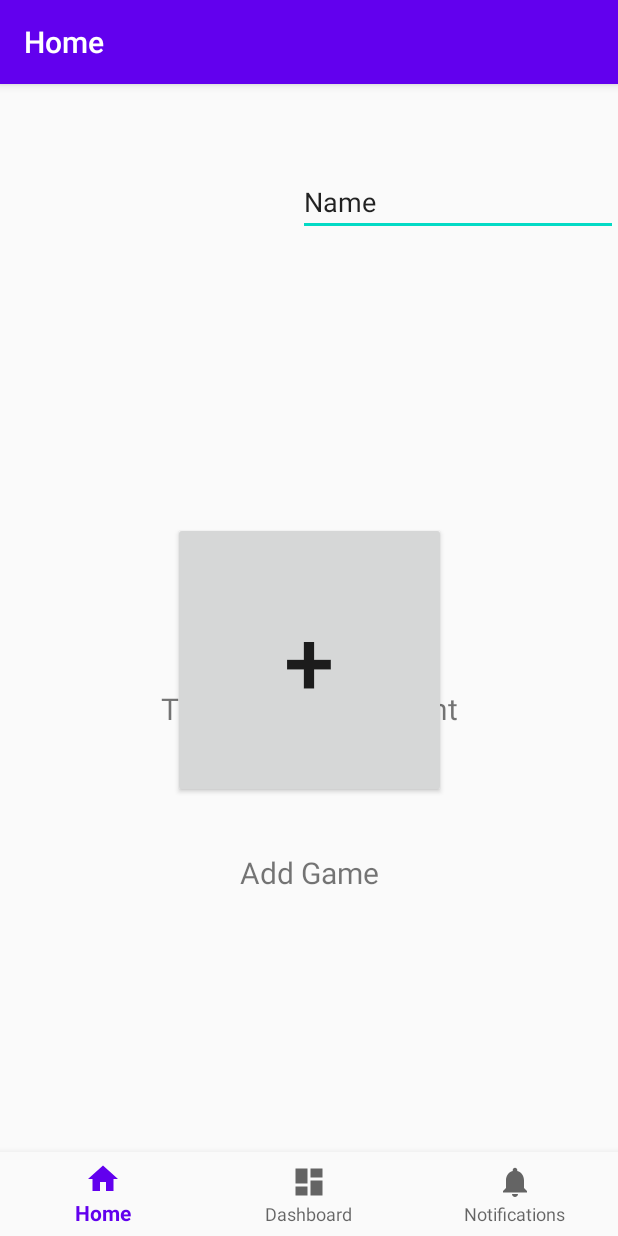
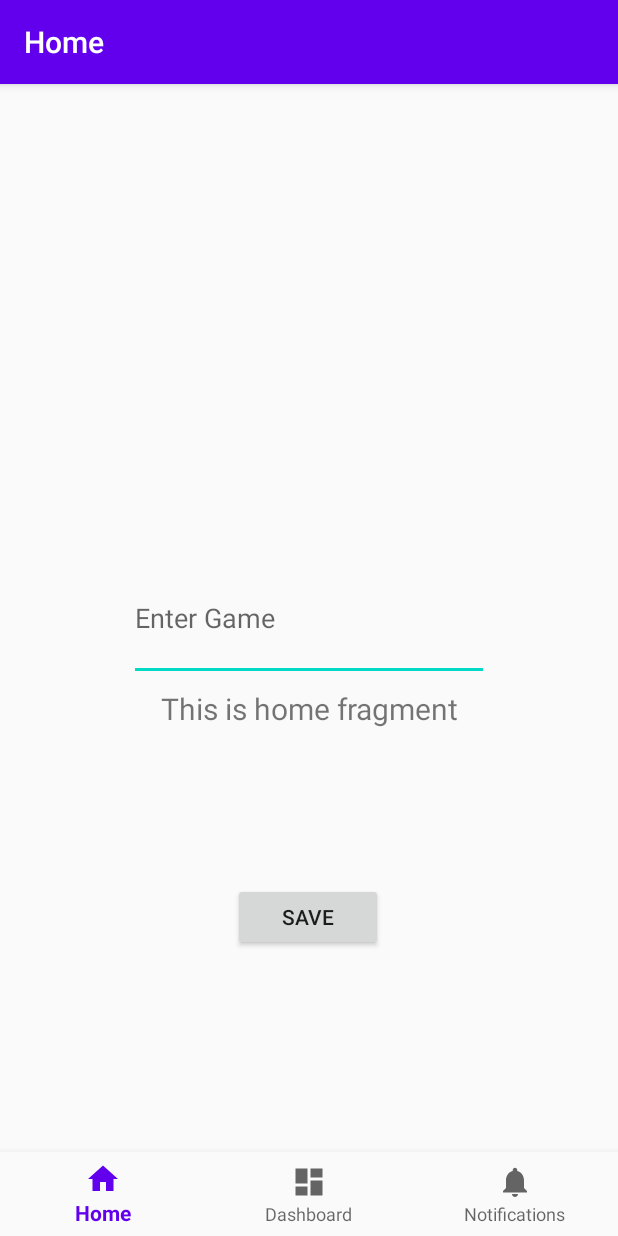
Before and after one commit to seun-OMJ/sport-box-score-manager, an Android app: the screen it shows after launch (MainActivity), on a phone screen of 412 x 824 dp. Run offline under Robolectric (Android 15) with nearby library versions, the phone set to English and light mode, and no system bars; our stand-ins replace navigation-ui.

Commit message:
added button and texts

```diff
--- a/Iteration1/SportBoxScoreManager/app/src/main/java/COMP3350/Sport_Box_Score_Manager/MainActivity.java
+++ b/Iteration1/SportBoxScoreManager/app/src/main/java/COMP3350/Sport_Box_Score_Manager/MainActivity.java
@@ -3,6 +3,8 @@ package COMP3350.Sport_Box_Score_Manager;
 import android.os.Bundle;
 import android.support.design.widget.BottomNavigationView;
 import android.support.v7.app.AppCompatActivity;
+import android.view.View;
+import android.widget.Button;
 
 import androidx.navigation.NavController;
 import androidx.navigation.Navigation;
@@ -14,7 +16,6 @@ import COMP3350.Sport_Box_Score_Manager.databinding.ActivityMainBinding;
 public class MainActivity extends AppCompatActivity {
 
     private ActivityMainBinding binding;
-
     @Override
     protected void onCreate(Bundle savedInstanceState) {
         super.onCreate(savedInstanceState);
@@ -31,6 +32,15 @@ public class MainActivity extends AppCompatActivity {
         NavController navController = Navigation.findNavController(this, R.id.nav_host_fragment_activity_main);
         NavigationUI.setupActionBarWithNavController(this, navController, appBarConfiguration);
         NavigationUI.setupWithNavController(binding.navView, navController);
+
+
+        Button button= (Button) findViewById(R.id.button);
+        button.setOnClickListener(new View.OnClickListener(){
+            @Override
+            public void onClick(View view){
+
+            }
+        });
     }
 
 }
--- a/Iteration1/SportBoxScoreManager/app/src/main/res/layout/activity_main.xml
+++ b/Iteration1/SportBoxScoreManager/app/src/main/res/layout/activity_main.xml
@@ -30,41 +30,37 @@
         app:layout_constraintLeft_toLeftOf="parent"
         app:layout_constraintRight_toRightOf="parent"
         app:layout_constraintTop_toTopOf="parent"
-        app:layout_constraintVertical_bias="0.0"
+        app:layout_constraintVertical_bias="1.0"
         app:navGraph="@navigation/mobile_navigation" />
+
+    <android.support.constraint.Guideline
+        android:id="@+id/guideline"
+        android:layout_width="wrap_content"
+        android:layout_height="wrap_content"
+        android:orientation="vertical"
+        app:layout_constraintGuide_begin="20dp" />
 
     <Button
         android:id="@+id/button"
-        android:layout_width="182dp"
-        android:layout_height="184dp"
-        android:text="+"
-        android:textSize="60sp"
+        android:layout_width="100dp"
+        android:layout_height="45dp"
+        android:text="Save"
+        app:layout_constraintBottom_toTopOf="@+id/nav_view"
+        app:layout_constraintEnd_toEndOf="parent"
+        app:layout_constraintHorizontal_bias="0.498"
+        app:layout_constraintStart_toStartOf="parent"
+        app:layout_constraintTop_toBottomOf="@+id/editTextTextPersonName3" />
+
+    <EditText
+        android:id="@+id/editTextTextPersonName3"
+        android:layout_width="240dp"
+        android:layout_height="83dp"
+        android:ems="10"
+        android:hint="Enter Game"
+        android:inputType="textPersonName"
         app:layout_constraintBottom_toTopOf="@+id/nav_view"
         app:layout_constraintEnd_toEndOf="parent"
         app:layout_constraintStart_toStartOf="parent"
         app:layout_constraintTop_toTopOf="@+id/nav_host_fragment_activity_main" />
 
-    <TextView
-        android:id="@+id/textView"
-        android:layout_width="145dp"
-        android:layout_height="39dp"
-        android:text="Add Game"
-        android:textAlignment="center"
-        android:textSize="20sp"
-        app:layout_constraintBottom_toTopOf="@+id/nav_view"
-        app:layout_constraintEnd_toEndOf="parent"
-        app:layout_constraintStart_toStartOf="parent"
-        app:layout_constraintTop_toBottomOf="@+id/button"
-        app:layout_constraintVertical_bias="0.184" />
-
-    <EditText
-        android:id="@+id/editTextTextPersonName"
-        android:layout_width="wrap_content"
-        android:layout_height="wrap_content"
-        android:ems="10"
-        android:inputType="textPersonName"
-        android:text="Name"
-        app:layout_constraintEnd_toEndOf="parent"
-        tools:layout_editor_absoluteY="130dp" />
-
 </android.support.constraint.ConstraintLayout>
```
